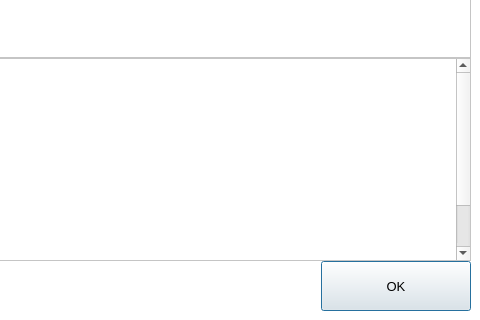
MotoAcidic/Rapids, file src/qt/forms/helpmessagedialog.ui: the form before one commit; both pictures show x 120 to 600 and y 180 to 500 of the 600 by 500 pixel window.
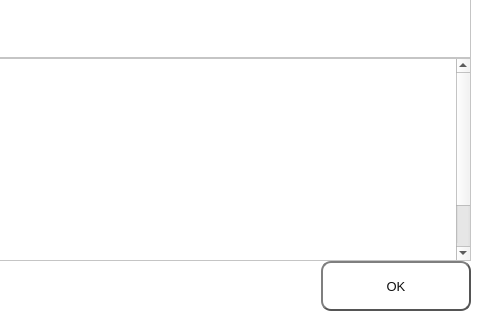
The form after the commit. Icons and pictures are not drawn.

The edit to the form file:
```diff
--- a/src/qt/forms/helpmessagedialog.ui
+++ b/src/qt/forms/helpmessagedialog.ui
@@ -230,6 +230,26 @@
                         <height>50</height>
                       </size>
                     </property>
+          <property name="styleSheet">
+           <string notr="true">QPushButton {
+color: #0F0F0F;
+border: 2px solid #555;
+border-radius: 10px;
+border-style: outset;
+background: qradialgradient(
+cx: 0.3, cy: -0.4, fx: 0.3, fy: -0.4,
+radius: 1.35, stop: 0 #d1d5db, stop: 1 #d1d5db
+);
+padding: 5px;
+}
+
+QPushButton:hover {
+background: qradialgradient(
+cx: 0.3, cy: -0.4, fx: 0.3, fy: -0.4,
+radius: 1.35, stop: 0 #d1d5db, stop: 1 #d1d5db
+);
+}</string>
+          </property>
                     <property name="text">
                       <string>OK</string>
                     </property>
```
Lines whose indentation alone changed are shown as unchanged.
